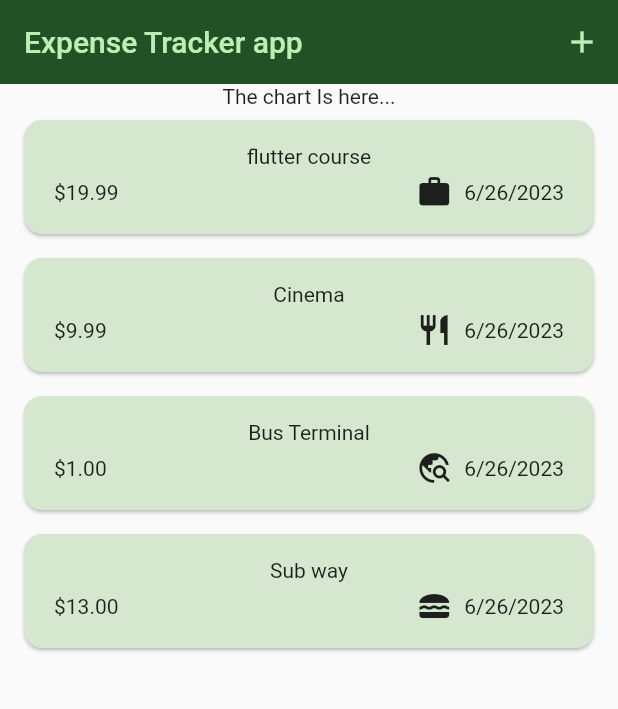
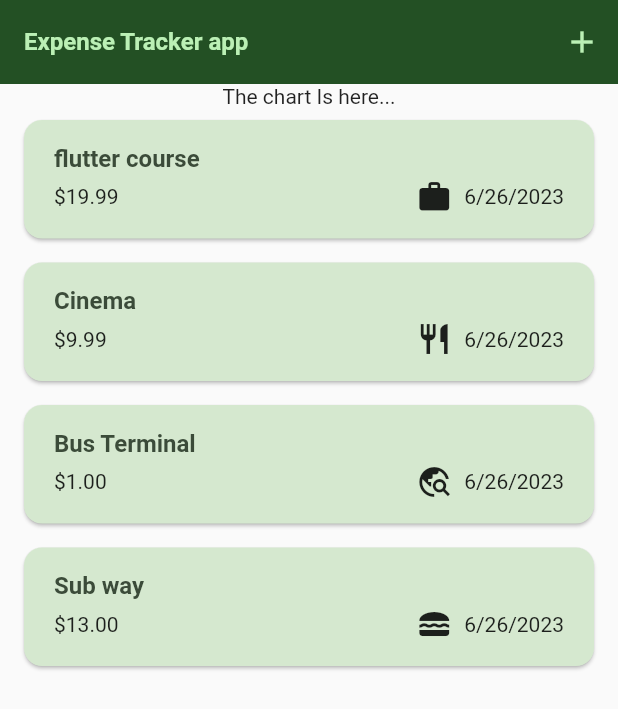
Before and after one commit to KIRTIRAJ4327/expenseTrackerApp, a Flutter app: the screen it shows after launch, on a phone screen of 412 x 824 dp. Shown: the top 709 px of the screen. Run offline on Flutter 3.47's test engine with Material 2 defaults, Android fonts, the phone set to English and light mode, and no system bars.

Commit message:
done bit heading to dark

```diff
--- a/lib/widget/expense_list/expense_item.dart
+++ b/lib/widget/expense_list/expense_item.dart
@@ -11,8 +11,12 @@ class ExpenseItem extends StatelessWidget {
       child: Padding(
         padding: const EdgeInsets.symmetric(horizontal: 20, vertical: 16),
         child: Column(
+          crossAxisAlignment: CrossAxisAlignment.start,
           children: [
-            Text(expense.title),
+            Text(
+              expense.title,
+              style: Theme.of(context).textTheme.titleLarge,
+            ),
             const SizedBox(
               height: 4,
             ),
--- a/lib/widget/expense_list/expense_list.dart
+++ b/lib/widget/expense_list/expense_list.dart
@@ -1,6 +1,7 @@
 import 'package:expense/widget/expense_list/expense_item.dart';
 import 'package:expense/widget/expenses.dart';
 import 'package:expense/models/expense.dart';
+import 'package:flutter/material.dart';
 
 import 'package:flutter/widgets.dart';
 
@@ -31,6 +32,12 @@ class ExpenseList extends StatelessWidget {
       itemCount: expenses.length,
       itemBuilder: (ctx, index) => Dismissible(
         key: ValueKey(expenses[index]),
+        background: Container(
+          // color: Theme.of(context).colorScheme.error.withOpacity(.25),
+          color: Color.fromARGB(204, 0, 80, 3),
+          margin: EdgeInsets.symmetric(
+              horizontal: Theme.of(context).cardTheme.margin!.horizontal),
+        ),
         onDismissed: (direction) {
           onRemoveExpense(expenses[index]);
         },
```
Also changed, not shown: lib/main.dart (+7 -0 lines).
